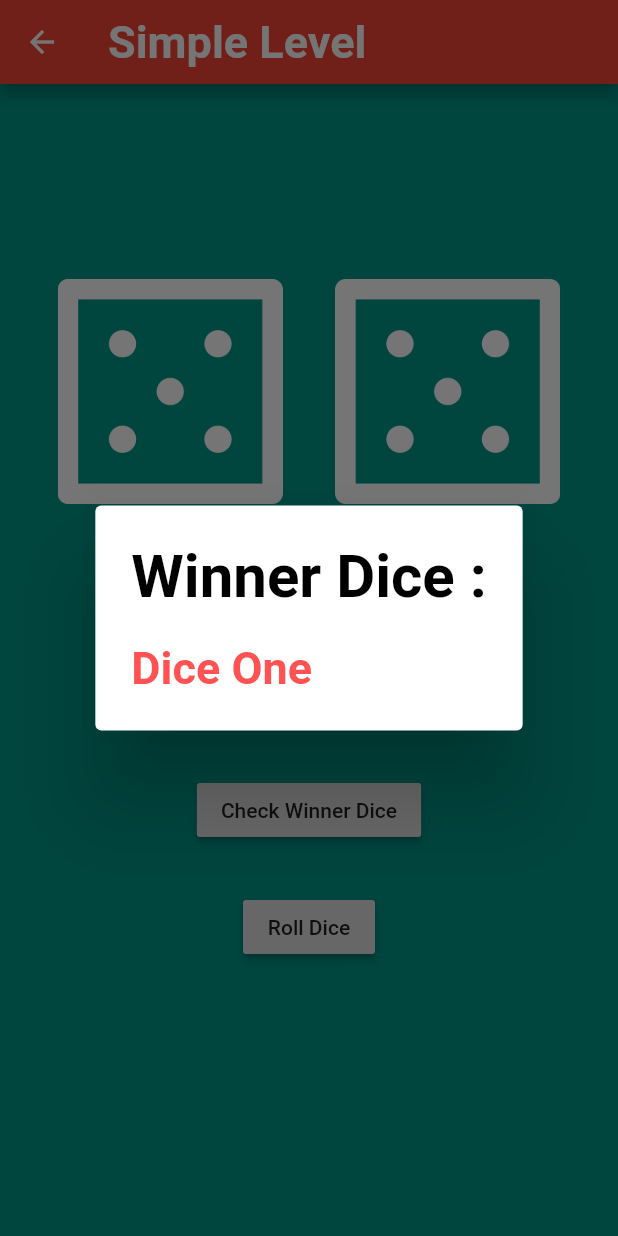
After one commit to arslanashraf006/SP17-BCS-006, a Flutter app: the Dicepage screen opened directly, after a tap on "Check Winner Dice", on a phone screen of 412 x 824 dp. The commit adds this screen. Run offline on Flutter 3.47's test engine with Material 2 defaults, Android fonts, the phone set to English and light mode, and no system bars.

Commit message:
Commit:4 Simple level

```diff
--- a/lib/home.dart
+++ b/lib/home.dart
@@ -1,5 +1,6 @@
 import 'package:flutter/cupertino.dart';
 import 'package:flutter/material.dart';
+import 'simplelevel.dart';
 
 class homepage extends StatefulWidget {
   @override
@@ -18,6 +19,12 @@ class _homepageState extends State<homepage> {
             RaisedButton(
               color: Colors.red,
               child: Text('Simple Level'),
+              onPressed: () {
+                Navigator.push(
+                  context,
+                  MaterialPageRoute(builder: (context) => Dicepage()),
+                );
+              },
             ),
             SizedBox(
               height: 20,
--- a/lib/main.dart
+++ b/lib/main.dart
@@ -8,7 +8,7 @@ class MyApp extends StatelessWidget {
   Widget build(BuildContext context) {
     return MaterialApp(
       debugShowCheckedModeBanner: false,
-      title: "Quizstar",
+      title: "Dice App",
       theme: ThemeData(
         primarySwatch: Colors.indigo,
       ),
--- /dev/null
+++ b/lib/simplelevel.dart
@@ -0,0 +1,205 @@
+import 'dart:io';
+
+import 'package:flutter/cupertino.dart';
+import 'package:flutter/material.dart';
+import 'dart:math';
+import 'home.dart';
+
+import 'package:flutter/services.dart';
+
+void main() {
+  runApp(simplelevel());
+}
+
+class simplelevel extends StatelessWidget {
+  @override
+  Widget build(BuildContext context) {
+    return MaterialApp(
+      debugShowCheckedModeBanner: false,
+      home: SafeArea(
+        child: Scaffold(
+          backgroundColor: Colors.red[700],
+          appBar: AppBar(
+            shadowColor: Colors.pink,
+            backgroundColor: Colors.redAccent[700],
+            centerTitle: true,
+            title: Text(
+              'Dice Role',
+              style: TextStyle(
+                fontWeight: FontWeight.bold,
+                fontSize: 40,
+              ),
+            ),
+          ),
+          body: Dicepage(),
+        ),
+      ),
+    );
+  }
+}
+
+class Dicepage extends StatefulWidget {
+  @override
+  _DicepageState createState() => _DicepageState();
+}
+
+class _DicepageState extends State<Dicepage> {
+  var imageArray = [
+    'dice1.png',
+    'dice2.png',
+    'dice3.png',
+    'dice4.png',
+    'dice5.png',
+    'dice6.png'
+  ];
+//var random = new Random();
+  int randomIntForDiceOne = Random().nextInt(6);
+  int randomIntForDiceTwo = Random().nextInt(6);
+
+  @override
+  Widget build(BuildContext context) {
+    return Scaffold(
+        backgroundColor: Colors.teal,
+        appBar: AppBar(
+          backgroundColor: Colors.red,
+          title: Text(
+            'Simple Level',
+            style: TextStyle(
+                color: Colors.white,
+                fontWeight: FontWeight.bold,
+                fontSize: 30.0),
+          ),
+        ),
+        // drawer: Drawer(
+        //      child: MainDrawer(),
+        //     ),
+        body: Padding(
+          padding: const EdgeInsets.fromLTRB(21, 50, 21, 50),
+          child: Column(
+            children: <Widget>[
+              SizedBox(
+                height: 80.0,
+              ),
+              Row(
+                mainAxisAlignment: MainAxisAlignment.spaceAround,
+                children: <Widget>[
+                  Image.asset(
+                    'images/' + imageArray[randomIntForDiceOne],
+                    height: 150,
+                    width: 150,
+                  ),
+                  Image.asset(
+                    'images/' + imageArray[randomIntForDiceTwo],
+                    height: 150,
+                    width: 150,
+                  ),
+                ],
+              ),
+              // Padding(
+              //   padding: const EdgeInsets.only(bottom: 60),
+              //   child: Text(
+              //     'Sum of Dice = ' +
+              //         (randomIntForDiceOne + randomIntForDiceTwo + 2)
+              //             .toString(),
+              //     style: TextStyle(
+              //       fontSize: 40,
+              //       fontWeight: FontWeight.bold,
+              //       color: Colors.yellowAccent,
+              //     ),
+              //   ),
+              // ),
+              SizedBox(
+                height: 150,
+              ),
+
+              Padding(
+                padding: const EdgeInsets.only(top: 30),
+                child: RaisedButton(
+                  child: Text('Check Winner Dice'),
+                  onPressed: () {
+                    showAlertDialog(context);
+                  },
+                ),
+              ),
+
+              Padding(
+                padding: const EdgeInsets.only(top: 30),
+                child: RaisedButton(
+                  onPressed: changeImage,
+                  child: Text('Roll Dice'),
+                ),
+              ),
+              // Padding(
+              //   padding: const EdgeInsets.only(top: 10),
+              //   //child: RaisedButton(onPressed: MainMenu,
+              //     child: Text('Exit Game'),
+              //   ),
+              // ),
+              //
+              // Padding(
+              //   padding: const EdgeInsets.only(top: 10),
+              //   child: RaisedButton(onPressed: HomeScreen,
+              //     child: Text('Go Home'),
+              //   ),
+              // ),
+            ],
+          ),
+        ));
+  }
+
+  void changeImage() {
+    setState(() {
+      randomIntForDiceOne = Random().nextInt(6);
+      randomIntForDiceTwo = Random().nextInt(6);
+    });
+  }
+
+  showAlertDialog(BuildContext context) {
+    if (randomIntForDiceOne >= randomIntForDiceTwo) {
+      AlertDialog alert = AlertDialog(
+        title: Text(
+          "Winner Dice :",
+          style: TextStyle(
+              fontSize: 40.0, fontWeight: FontWeight.bold, color: Colors.black),
+        ),
+        content: Text(
+          "Dice One",
+          style: TextStyle(
+              fontWeight: FontWeight.bold,
+              fontSize: 30.0,
+              color: Colors.redAccent),
+        ),
+      );
+
+      showDialog(
+        context: context,
+        builder: (BuildContext context) {
+          return alert;
+        },
+      );
+    }
+    if (randomIntForDiceOne < randomIntForDiceTwo) {
+      AlertDialog alert = AlertDialog(
+        title: Text(
+          "Winner Dice :",
+          style: TextStyle(
+              fontSize: 40.0, fontWeight: FontWeight.bold, color: Colors.black),
+        ),
+        content: Text(
+          "Dice Two",
+          style: TextStyle(
+              fontWeight: FontWeight.bold,
+              fontSize: 30.0,
+              color: Colors.redAccent),
+        ),
+      );
+
+      showDialog(
+        context: context,
+        builder: (BuildContext context) {
+          return alert;
+        },
+      );
+    }
+  }
+}
--- a/pubspec.yaml
+++ b/pubspec.yaml
@@ -46,7 +46,7 @@ flutter:
 
   # To add assets to your application, add an assets section, like this:
   assets:
-   - images/arslan.jpg
+   - images/
   #   - images/a_dot_ham.jpeg
 
   # An image asset can refer to one or more resolution-specific "variants", see
```
Also changed, not shown: images/dice1.png (added), images/dice2.png (added), images/dice3.png (added), images/dice4.png (added), images/dice5.png (added), images/dice6.png (added).
